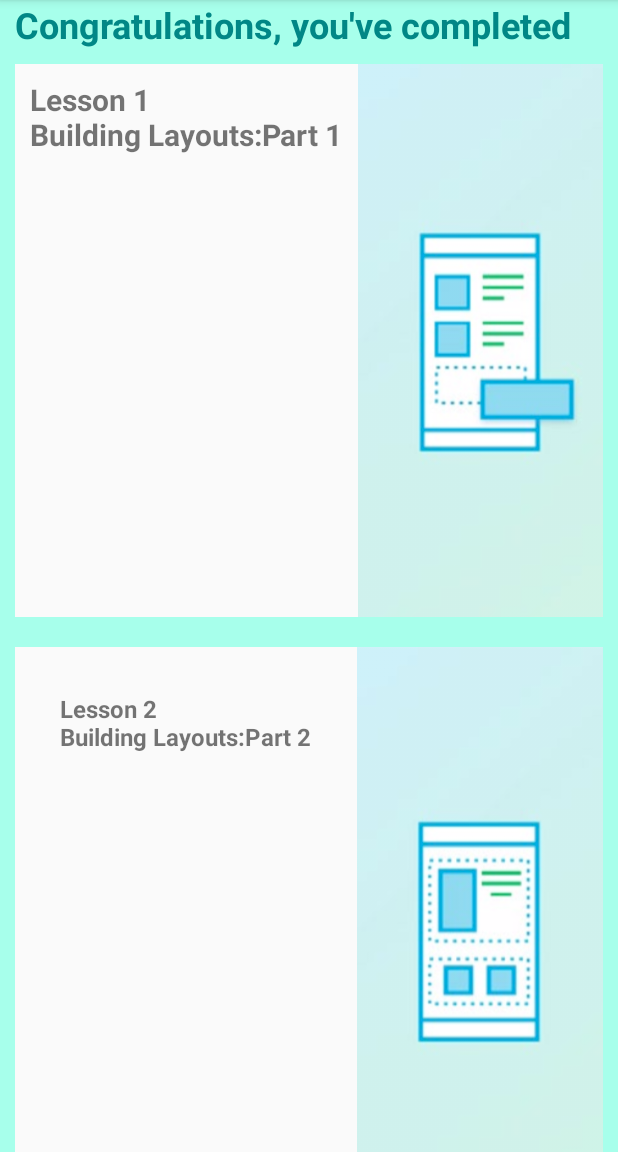
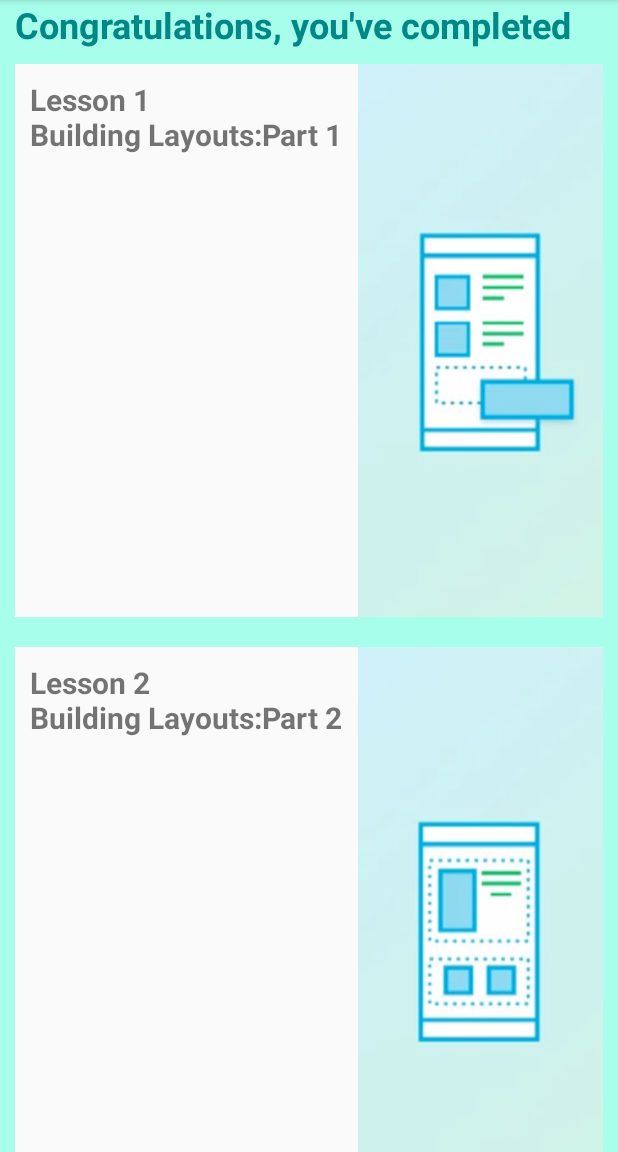
Before and after one commit to aasim-akhtar/AppreciationCard, an Android app: the screen it shows after launch (MainActivity), on a phone screen of 412 x 824 dp, the part 84-1236 px from its top. Run offline under Robolectric (Android 15) with nearby library versions, the phone set to English and light mode, and no system bars.

Commit message:
Text styling and pseudo ratio proportioning.

```diff
--- a/app/src/main/res/layout/activity_main.xml
+++ b/app/src/main/res/layout/activity_main.xml
@@ -29,13 +29,15 @@
             android:textSize="20sp"
             android:textStyle="bold"
             android:background="#FAFAFA"
-            android:padding="10dp"/>
+            android:padding="10dp"
+            android:layout_weight="0"/>
         <ImageView
             android:id="@+id/i1"
             android:layout_width="match_parent"
             android:layout_height="match_parent"
             android:src="@drawable/i1"
-            android:scaleType="centerCrop"/>
+            android:scaleType="centerCrop"
+            android:layout_weight="9"/>
     </LinearLayout>
     <LinearLayout
         android:layout_width="wrap_content"
@@ -48,16 +50,18 @@
         android:layout_width="match_parent"
         android:layout_height="match_parent"
         android:text="Lesson 2 \nBuilding Layouts:Part 2"
-        android:textSize="16sp"
-        android:padding="30dp"
+        android:textSize="20sp"
+        android:padding="10dp"
         android:textStyle="bold"
-        android:background="#FAFAFA"/>
+        android:background="#FAFAFA"
+        android:layout_weight="0"/>
     <ImageView
         android:id="@+id/i2"
         android:layout_width="match_parent"
         android:layout_height="match_parent"
         android:scaleType="centerCrop"
-        android:src="@drawable/i2"/>
+        android:src="@drawable/i2"
+        android:layout_weight="9"/>
     </LinearLayout>
 
     <LinearLayout
@@ -70,16 +74,19 @@
             android:id="@+id/l3"
             android:layout_width="match_parent"
             android:layout_height="match_parent"
-            android:text="Lesson 3 \nPractice Set:Building Layouts"
-            android:textSize="16sp"
+            android:text="Lesson 3\nPractice Set:\nBuilding Layouts\t\t\t\t\t\t\t\t\t"
+            android:textSize="20sp"
             android:padding="10dp"
-            android:background="#FAFAFA"/>
+            android:textStyle="bold"
+            android:background="#FAFAFA"
+            android:layout_weight="0"/>
         <ImageView
             android:id="@+id/i3"
             android:layout_width="wrap_content"
             android:layout_height="wrap_content"
             android:src="@drawable/I3"
-            android:scaleType="centerCrop"/>
+            android:scaleType="centerCrop"
+            android:layout_weight="9"/>
     </LinearLayout>
 
 </LinearLayout>
```
